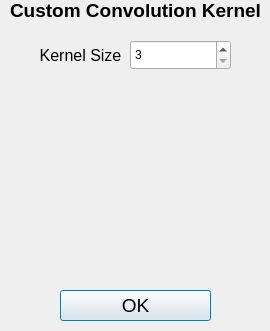
Above: GUI/convolutionqwidget.ui from JianchengZh/learning-image-processing before the change. Below: the same form after it.
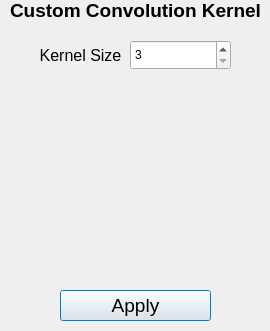
That is the form after the change.

```diff
--- a/GUI/convolutionqwidget.ui
+++ b/GUI/convolutionqwidget.ui
@@ -28,7 +28,7 @@
     </font>
    </property>
    <property name="text">
-    <string>OK</string>
+    <string>Apply</string>
    </property>
    <property name="default">
     <bool>true</bool>
```
